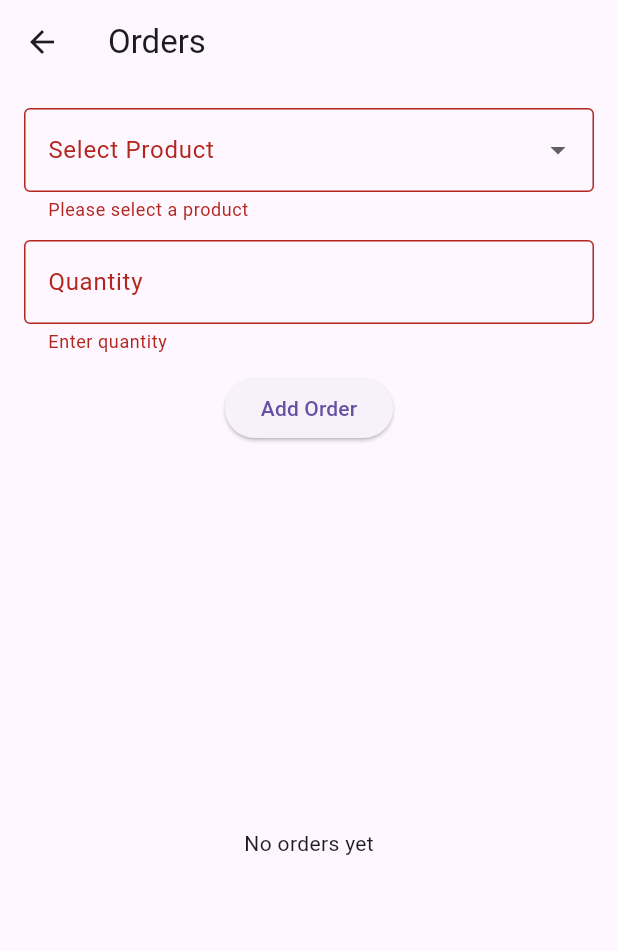
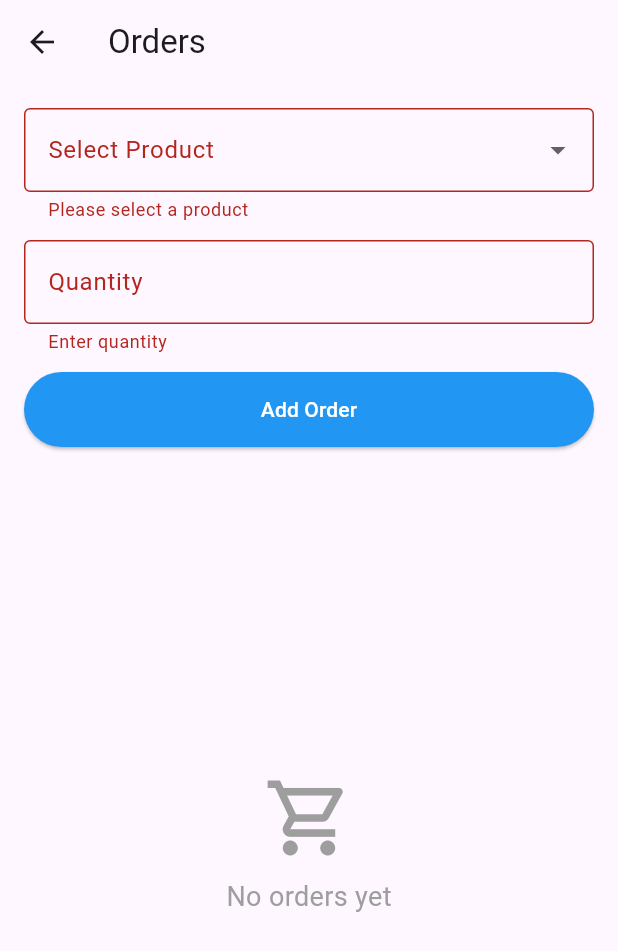
Before and after one commit to AbulHasnatHridoy/xpertCapture, a Flutter app: the OrdersPage screen opened directly, after a tap on "Add Order", on a phone screen of 412 x 824 dp. Shown: the top 951 px of the screen. Run offline on Flutter 3.47's test engine with Material 3 defaults, Android fonts, the phone set to English and light mode, and no system bars; our stand-ins replace sqflite; accounts and stored records are empty.

Commit message:
orderPage upgrade

```diff
--- a/lib/dashbord_page.dart
+++ b/lib/dashbord_page.dart
@@ -89,6 +89,7 @@ class _DashbordPageState extends State<DashbordPage> {
                 Text(title,style: TextStyle(
                   fontSize: 20.0,
                   fontWeight: FontWeight.bold,
+                  color: Colors.white,
                 ),)
               ],
             ),
--- a/lib/orders_page.dart
+++ b/lib/orders_page.dart
@@ -1,5 +1,4 @@
 import 'package:flutter/material.dart';
-
 class OrdersPage extends StatefulWidget {
   const OrdersPage({super.key});
 
@@ -8,11 +7,11 @@ class OrdersPage extends StatefulWidget {
 }
 
 class _OrdersPageState extends State<OrdersPage> {
-  final _formKey = GlobalKey<FormState>();
-  final TextEditingController _quantityController = TextEditingController();
+  final _formkey=GlobalKey<FormState>();
+  final TextEditingController quantityController=TextEditingController();
 
-  // Dummy product list
-  final List<String> products = ["Paracetamol",
+  //Dummy list of drugs(products)
+  final List <String> products=["Paracetamol",
     "Antacid",
     "Vitamin C",
     "Cough syrup",
@@ -33,47 +32,58 @@ class _OrdersPageState extends State<OrdersPage> {
     "Floriz"];
 
 String? selectedProduct;
-  List<Map<String, dynamic>> orders = []; // store orders locally
+//List to store all the orders(each order= Map with product and quantity)
+List<Map<String,dynamic>> orders=[];
+
+  @override
+  void dispose() {
+    quantityController.dispose();
+    super.dispose();
+  }
 
   @override
   Widget build(BuildContext context) {
     return Scaffold(
-      appBar: AppBar(title: Text("Orders")),
+      appBar: AppBar(
+        title: Text("Orders"),
+      ),
       body: Padding(
-        padding: const EdgeInsets.all(16.0),
+        padding: EdgeInsets.all(16.0),
         child: Column(
           children: [
-
             Form(
-              key: _formKey,
+              key: _formkey,
               child: Column(
                 children: [
-                  // Product Dropdown
                   DropdownButtonFormField<String>(
                     decoration: InputDecoration(
                       labelText: "Select Product",
                       border: OutlineInputBorder(),
                     ),
-                   initialValue:  selectedProduct,
+                    value: selectedProduct, //current selection
                     items: products.map((product) {
-                      return DropdownMenuItem(
-                        value: product,
+                      return DropdownMenuItem<String>(
+                        value: product, // Added missing value property
                         child: Text(product),
                       );
                     }).toList(),
                     onChanged: (value) {
                       setState(() {
-                        selectedProduct = value;
+                        selectedProduct = value; //update selection
                       });
                     },
-                    validator: (value) =>
-                        value == null ? "Please select a product" : null,
+                    validator: (value) {
+                      if (value == null) {
+                        return "Please select a product";
+                      }
+                      return null;
+                    },
                   ),
                   SizedBox(height: 12),
 
-                  // Quantity Input
+                  //Quantity Input
                   TextFormField(
-                    controller: _quantityController,
+                    controller: quantityController,
                     keyboardType: TextInputType.number,
                     decoration: InputDecoration(
                       labelText: "Quantity",
@@ -83,27 +93,34 @@ class _OrdersPageState extends State<OrdersPage> {
                       if (value == null || value.isEmpty) {
                         return "Enter quantity";
                       }
-                      if (int.tryParse(value) == null) {
-                        return "Enter a valid number";
+                      final quantity = int.tryParse(value);
+                      if (quantity == null || quantity <= 0) {
+                        return "Enter a valid positive number";
                       }
                       return null;
                     },
                   ),
                   SizedBox(height: 12),
 
-                  // Save Button
-                  ElevatedButton(
+                  //Save button - Full width
+                  SizedBox(
+                    width: double.infinity,
+                    child: ElevatedButton(
                       onPressed: () {
-                      if (_formKey.currentState!.validate()) {
+                        //validate form inputs
+                        if (_formkey.currentState!.validate()) {
                           setState(() {
+                            //Add order to the list
                             orders.add({
                               "product": selectedProduct,
-                            "quantity": int.parse(_quantityController.text),
+                              "quantity": int.parse(quantityController.text),
                             });
+                            //reset fields after saving
                             selectedProduct = null;
-                          _quantityController.clear();
+                            quantityController.clear();
                           });
 
+                          //show success message
                           ScaffoldMessenger.of(context).showSnackBar(
                             SnackBar(
                               content: Text("Order added successfully"),
@@ -112,33 +129,58 @@ class _OrdersPageState extends State<OrdersPage> {
                           );
                         }
                       },
+                      style: ElevatedButton.styleFrom(
+                        backgroundColor: Colors.blue,
+                        foregroundColor: Colors.white,
+                        padding: EdgeInsets.symmetric(vertical: 15),
+                      ),
                       child: Text("Add Order"),
+                    ),
                   ),
                 ],
               ),
             ),
-
             SizedBox(height: 20),
-
-            //Orders List
           Expanded(
             child: orders.isEmpty
-                  ? Center(child: Text("No orders yet"))
+                ? Center(
+                    child: Column(
+                      mainAxisAlignment: MainAxisAlignment.center,
+                      children: [
+                        Icon(Icons.shopping_cart_outlined, size: 60, color: Colors.grey),
+                        SizedBox(height: 10),
+                        Text("No orders yet", style: TextStyle(fontSize: 18, color: Colors.grey)),
+                      ],
+                    ),
+                  )
                 : ListView.builder(
                     itemCount: orders.length,
                     itemBuilder: (context, index) {
-                        final order = orders[index];
                       return Card(
-                          margin: EdgeInsets.symmetric(vertical: 6),
+                        margin: EdgeInsets.symmetric(vertical: 4),
                         child: ListTile(
                           leading: Icon(Icons.shopping_cart, color: Colors.blue),
-                            title: Text(order["product"]),
-                            subtitle: Text("Quantity: ${order["quantity"]}"),
+                          title: Text(orders[index]["product"]),
+                          subtitle: Text("Quantity: ${orders[index]["quantity"]}"),
+                          trailing: IconButton(
+                            icon: Icon(Icons.delete, color: Colors.red),
+                            onPressed: () {
+                              setState(() {
+                                orders.removeAt(index);
+                              });
+                              ScaffoldMessenger.of(context).showSnackBar(
+                                SnackBar(
+                                  content: Text("Order deleted"),
+                                  backgroundColor: Colors.red,
                                 ),
                               );
                             },
                           ),
                         ),
+                      );
+                    },
+                  ),
+          )
         ],
       ),
     ),
--- a/pubspec.yaml
+++ b/pubspec.yaml
@@ -34,10 +34,13 @@ dependencies:
   # The following adds the Cupertino Icons font to your application.
   # Use with the CupertinoIcons class for iOS style icons.
   cupertino_icons: ^1.0.8
+  sqflite: ^2.4.0
+  path_provider: ^2.1.3
 
 dev_dependencies:
   flutter_test:
     sdk: flutter
+
 
   # The "flutter_lints" package below contains a set of recommended lints to
   # encourage good coding practices. The lint set provided by the package is
```
Also changed, not shown: lib/database/db_helper.dart (added, +67 -0 lines), pubspec.lock, 1 other file. Lines whose indentation alone changed are shown as unchanged.
